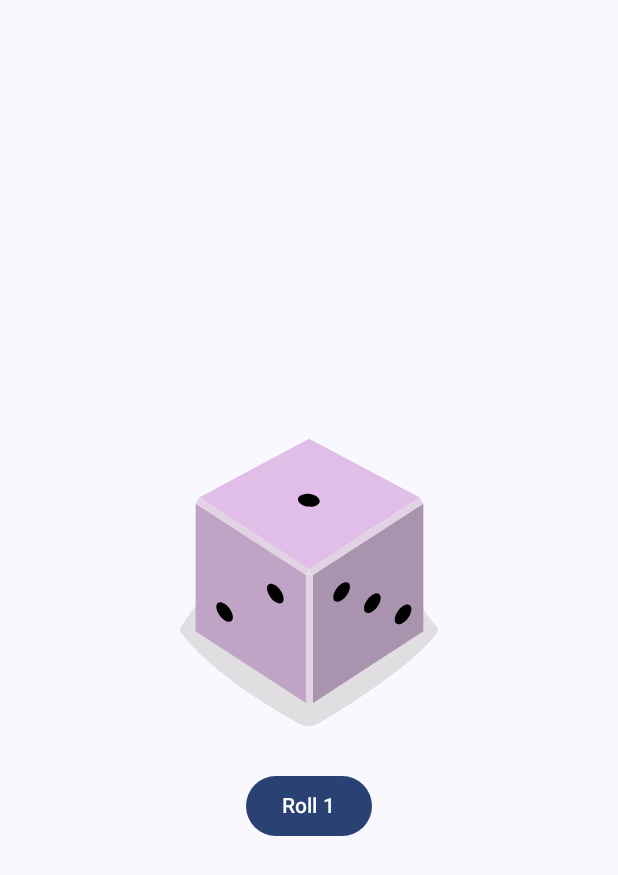
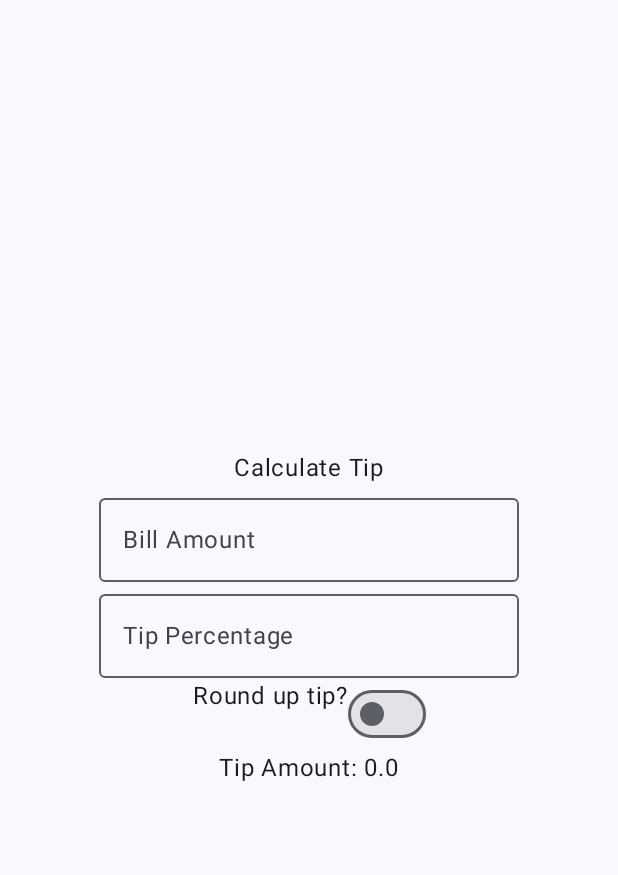
Before and after one commit to 1171Abhishek/Jetpack-Compose, an Android app built with Jetpack Compose: the screen it shows after launch (MainActivity), on a phone screen of 412 x 824 dp. Shown: the top 875 px of the screen. Run offline under Robolectric (Android 15) with nearby library versions, the phone set to English and light mode, and no system bars.

Commit message:
feat: Implement custom tip calculator and add vertical scroll to topic list
-   Adds `CustomTipCalculator` composable to calculate a custom tip based on bill amount and tip percentage with an option to round up.
-   Adds new file `10_custom_tip.kt` with a new function `customTipCalculator` that takes bill amount, tip percentage, and a round flag to compute tip amount.
-   Updates `000_topics_to_cover.txt` to include `verticalScroll` in the list of topics.
-   Updates `MainActivity` to use `CustomTipCalculator` instead of `DiceRollerApp`.

```diff
--- a/app/src/main/java/com/company/jetpack/MainActivity.kt
+++ b/app/src/main/java/com/company/jetpack/MainActivity.kt
@@ -8,7 +8,11 @@ import androidx.compose.foundation.layout.fillMaxSize
 import androidx.compose.foundation.layout.padding
 import androidx.compose.material3.Scaffold
 import androidx.compose.ui.Modifier
+import com.company.jetpack.topic_02.CustomTipCalculator
 import com.company.jetpack.topic_02.DiceRollerApp
+import com.company.jetpack.topic_02.SimpleTipCalculator
+import com.company.jetpack.topic_02.TextFieldStyle
+import com.company.jetpack.topic_02.UserInputFunction
 import com.company.jetpack.ui.theme.JetpackComposeTheme
 
 class MainActivity : ComponentActivity() {
@@ -18,7 +22,7 @@ class MainActivity : ComponentActivity() {
         setContent {
             JetpackComposeTheme {
                 Scaffold(modifier = Modifier.fillMaxSize()) { innerPadding ->
-                    DiceRollerApp(
+                    CustomTipCalculator(
                         modifier = Modifier.padding(innerPadding)
                     )
                 }
--- a/app/src/main/java/com/company/jetpack/topic_02/000_topics_to_cover.txt
+++ b/app/src/main/java/com/company/jetpack/topic_02/000_topics_to_cover.txt
@@ -1,3 +1,3 @@
-var result by remember { mutableStateOf(1) }
 debugger
 weight
+verticalScroll
--- /dev/null
+++ b/app/src/main/java/com/company/jetpack/topic_02/10_custom_tip.kt
@@ -0,0 +1,61 @@
+package com.company.jetpack.topic_02
+
+import androidx.compose.foundation.layout.Arrangement
+import androidx.compose.foundation.layout.Column
+import androidx.compose.foundation.layout.Row
+import androidx.compose.foundation.layout.fillMaxSize
+import androidx.compose.material3.OutlinedTextField
+import androidx.compose.material3.Switch
+import androidx.compose.material3.Text
+import androidx.compose.runtime.Composable
+import androidx.compose.runtime.getValue
+import androidx.compose.runtime.mutableStateOf
+import androidx.compose.runtime.remember
+import androidx.compose.runtime.setValue
+import androidx.compose.ui.Alignment
+import androidx.compose.ui.Modifier
+import androidx.compose.ui.tooling.preview.Preview
+
+private fun customTipCalculator(tipAmount: Double, tipPercentage: Double , round:Boolean): Double {
+    val o = ((tipPercentage / 100.0) * tipAmount)
+    val o1 = (String.format("%.0f",o)).toDouble()
+    return if (round) {
+        o1
+    } else {
+        o
+    }
+}
+
+@Composable
+fun CustomTipCalculator(modifier: Modifier = Modifier) {
+    Column(
+        modifier.fillMaxSize(), verticalArrangement = Arrangement.Center,
+        horizontalAlignment = Alignment.CenterHorizontally
+    ) {
+
+        var inp1 by remember { mutableStateOf("") }
+        var inp2 by remember { mutableStateOf("") }
+        var inp3 by remember { mutableStateOf(false) }
+
+        Text("Calculate Tip")
+
+        OutlinedTextField(value = inp1, onValueChange = { inp1 = it },
+            label = { Text("Bill Amount") })
+        OutlinedTextField(value = inp2, onValueChange = { inp2 = it },
+            label = { Text("Tip Percentage") })
+
+        val convertedValue1 = inp1.toDoubleOrNull()?:0.0
+        val convertedValue2 = inp2.toDoubleOrNull()?:0.0
+        Row {
+            Text("Round up tip?")
+            Switch(checked = inp3, onCheckedChange = { inp3 = it })
+        }
+        Text("Tip Amount: ${customTipCalculator(convertedValue1, convertedValue2 , inp3)}")
+    }
+}
+
+@Preview(showSystemUi = true)
+@Composable
+fun CustomTipCalculatorPreview() {
+    CustomTipCalculator()
+}
```
